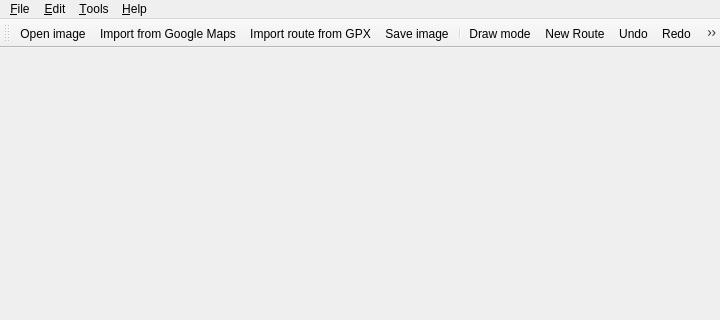
First picture: the form in src/routegen.ui, repository michjans/routegen, before the edit; both pictures show x 0 to 720 and y 0 to 320 of the 720 by 520 pixel window.
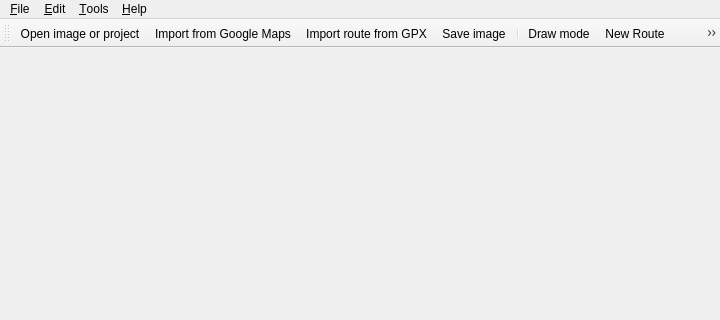
Second picture: the form after the edit. Icons and pictures are not drawn.

Commit message: First phase reading/writing projects

Patch:
```diff
--- a/src/routegen.ui
+++ b/src/routegen.ui
@@ -130,7 +130,7 @@
      <normaloff>:/icons/icons/fileopen.png</normaloff>:/icons/icons/fileopen.png</iconset>
    </property>
    <property name="text">
-    <string>&amp;Open image</string>
+    <string>&amp;Open image or project</string>
    </property>
    <property name="toolTip">
     <string>Open background image with map</string>
```
Left out of the diff: 14 changed lines with no effect on the pictures. The commit also changes 17 other files.
